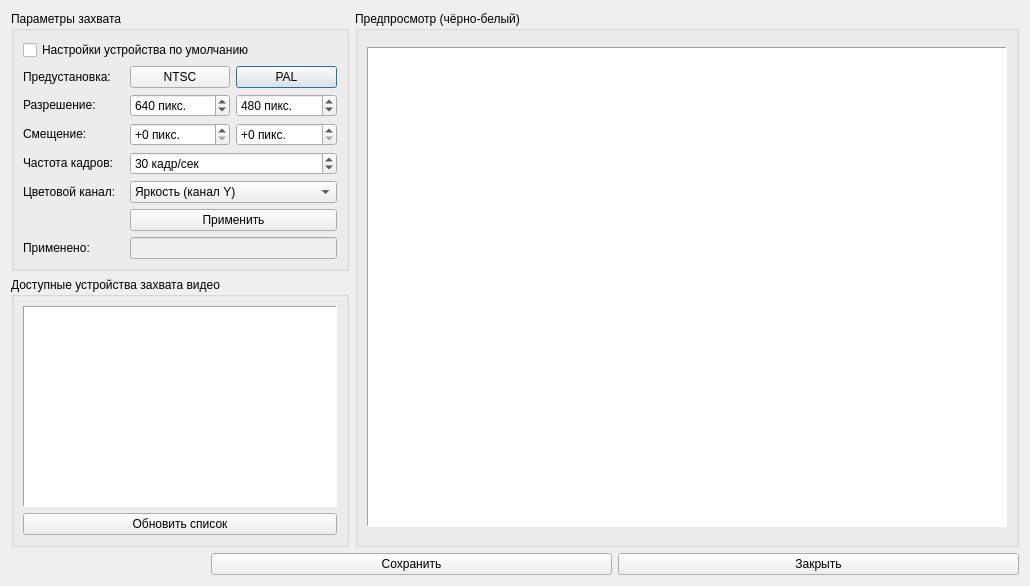
The window that capt_sel.ui (Fagear/SDVPCMdecoder) describes before a commit, drawn with Qt 5.
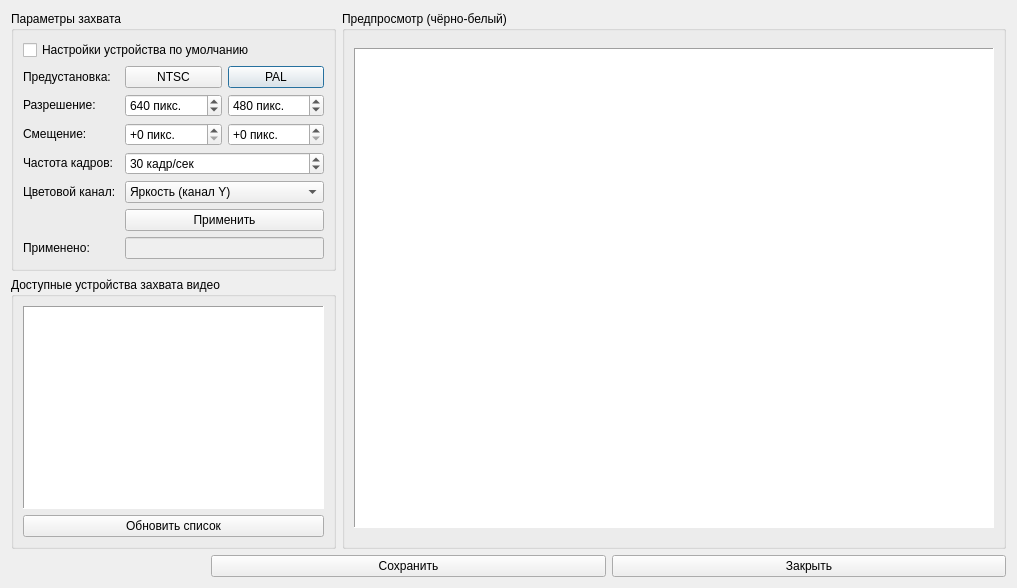
The same window after the commit.

```diff
--- a/capt_sel.ui
+++ b/capt_sel.ui
@@ -6,8 +6,8 @@
    <rect>
     <x>0</x>
     <y>0</y>
-    <width>1030</width>
-    <height>586</height>
+    <width>1017</width>
+    <height>588</height>
    </rect>
   </property>
   <property name="windowTitle">
@@ -434,7 +434,7 @@
      <item>
       <widget class="QPushButton" name="btnSave">
        <property name="sizePolicy">
-        <sizepolicy hsizetype="Preferred" vsizetype="Maximum">
+        <sizepolicy hsizetype="Preferred" vsizetype="Minimum">
          <horstretch>0</horstretch>
          <verstretch>0</verstretch>
         </sizepolicy>
@@ -447,7 +447,7 @@
      <item>
       <widget class="QPushButton" name="btnClose">
        <property name="sizePolicy">
-        <sizepolicy hsizetype="Preferred" vsizetype="Maximum">
+        <sizepolicy hsizetype="Preferred" vsizetype="Minimum">
          <horstretch>0</horstretch>
          <verstretch>0</verstretch>
         </sizepolicy>
```
Left out of the diff: 132 changed lines with no effect on the pictures.
